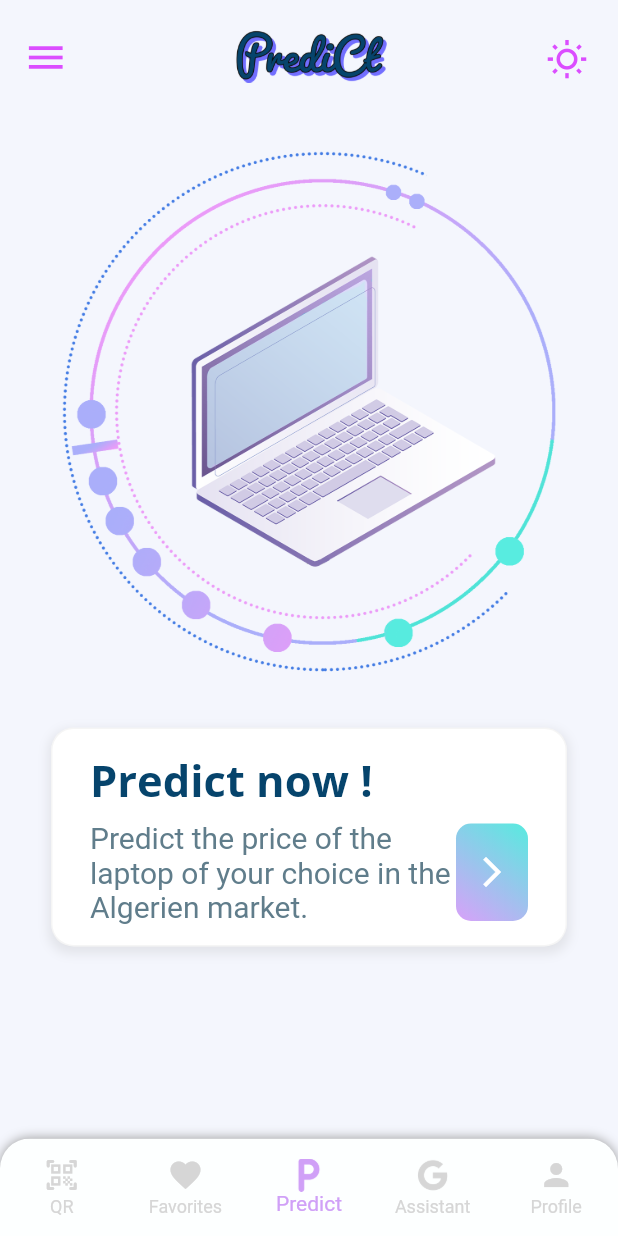
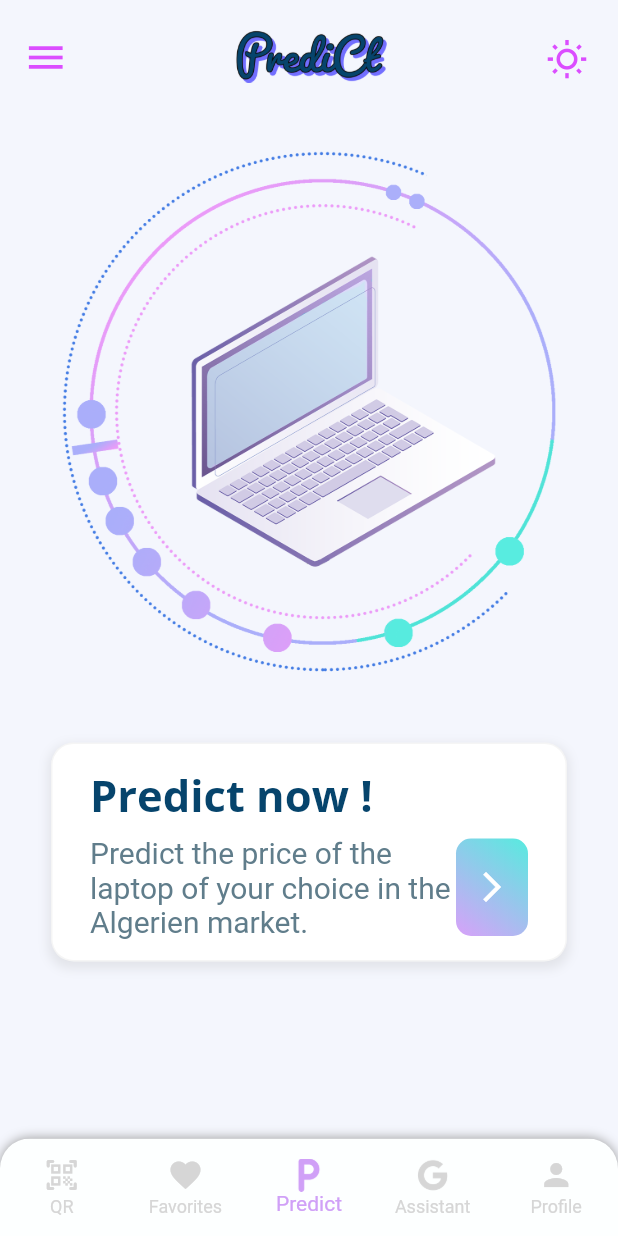
Before and after one commit to halladj/Predict, a Flutter app: the screen it shows after launch, on a phone screen of 412 x 824 dp. Run offline on Flutter 3.47's test engine with Material 2 defaults, Android fonts, the light colour scheme and no system bars; our stand-ins replace bloc, dio, equatable, flutter_bloc, flutter_hex_color, flutter_hooks and 9 more; missing offline and left inert: davinci, dialogflow_grpc, flow_builder, qr_code_scanner, sound_stream, very_good_analysis; project files that could hold a hidden picture were left out.

Commit message:
this is wunderbar

```diff
--- a/lib/components/prediction_card.dart
+++ b/lib/components/prediction_card.dart
@@ -100,7 +100,7 @@
         crossAxisAlignment: CrossAxisAlignment.center,
         children: [
           Padding(
-            padding: const EdgeInsets.symmetric(vertical: 0, horizontal: 20.0),
+            padding: const EdgeInsets.symmetric(vertical: 15.0, horizontal: 20.0),
             child: Column(
               children: [
                 Container(
@@ -202,7 +202,7 @@
                     ),
                   ),
                 ),
-                const SizedBox(height: 20),
+                const SizedBox(height: 30),
                 Row(
                     mainAxisAlignment: MainAxisAlignment.spaceBetween,
                     children: [
--- a/lib/prediction_form/prediction_form.dart
+++ b/lib/prediction_form/prediction_form.dart
@@ -145,7 +145,7 @@
                     height: 350,
                   ),
                   const SizedBox(
-                    height: 35.0,
+                    height: 45.0,
                   ),
                   Container(
                     padding: const EdgeInsets.symmetric(
@@ -176,6 +176,7 @@
                       //color: Color(0xffabaffa),
                       color: Theme.of(context).backgroundColor,
                     ),
+
                     child: Column(
                       crossAxisAlignment: CrossAxisAlignment.start,
                       children: [
@@ -230,8 +231,7 @@
                 ],
               ),
             )
-          : price.value == -1.toDouble()
-              ? const Center(child: CircularProgressIndicator())
+
               : PredictionCard(
                   pc: _pcInfo.value,
                   price: price.value,
--- a/lib/screens/profile_page.dart
+++ b/lib/screens/profile_page.dart
@@ -5,6 +5,6 @@
   static Page page() => const MaterialPage<void>(child: ProfilePage());
 
   Widget build(BuildContext context) {
-    return Container(color: Colors.blue);
+    return Container(color: Colors.transparent);
   }
 }
```
